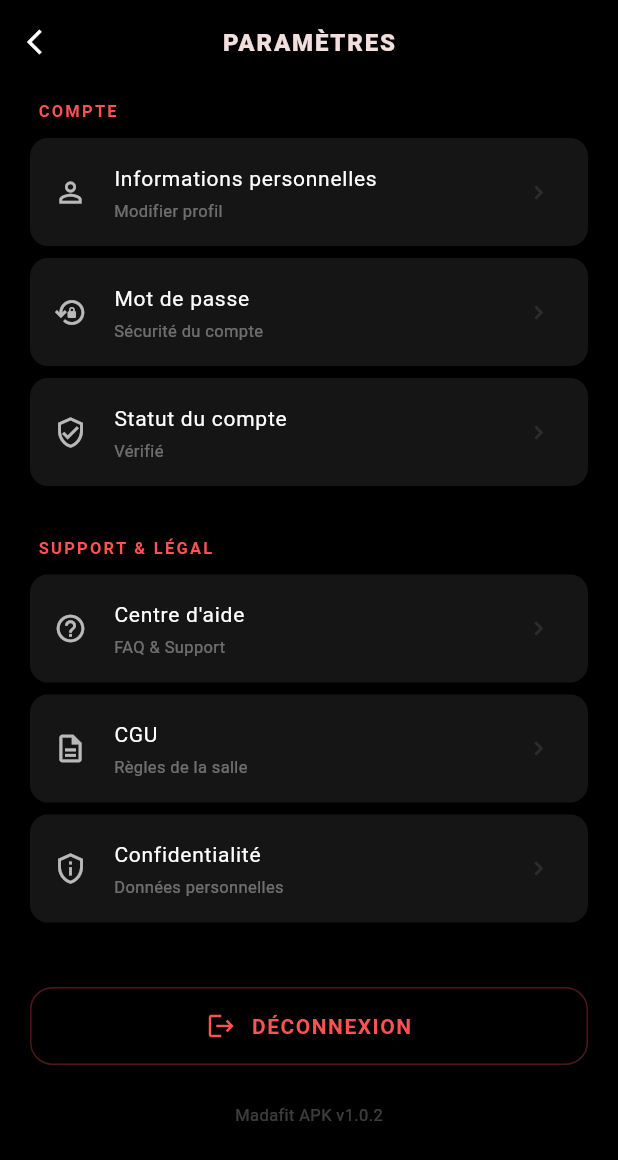
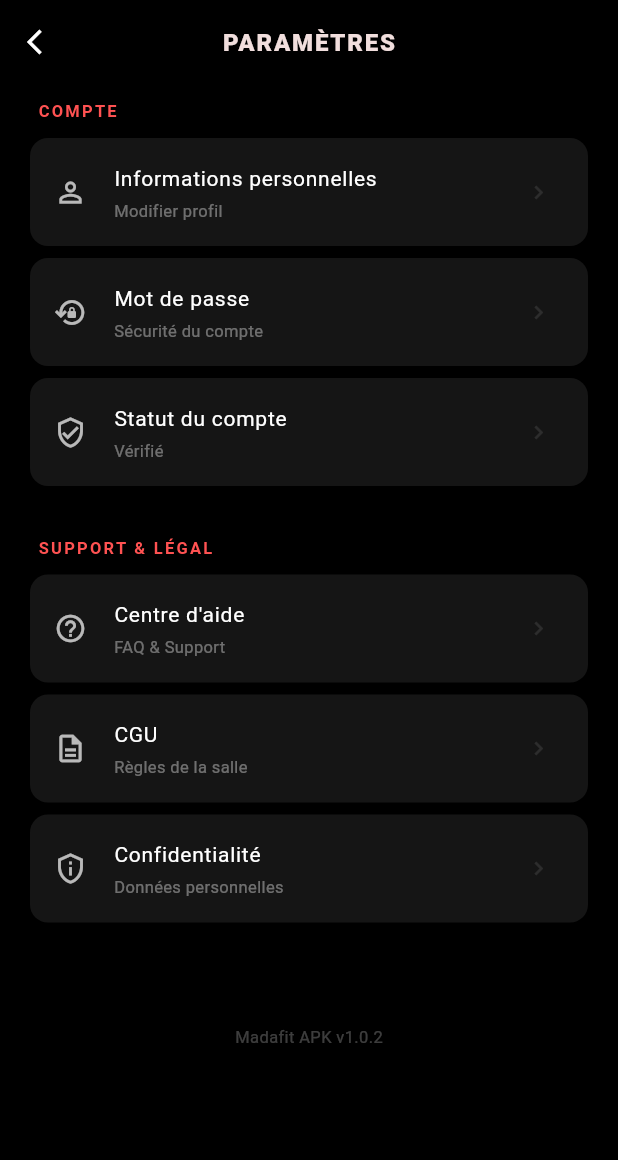
Before and after one commit to Tahian0611/MadaFit, a Flutter app: the SettingsPage screen opened directly with empty values, on a phone screen of 412 x 824 dp. Shown: the top 1160 px of the screen. Run offline on Flutter 3.47's test engine with Material 3 defaults, Android fonts, the phone set to English and light mode, and no system bars; our stand-ins replace qr_flutter; accounts and stored records are empty; network calls fail.

Commit message:
remove the logout in settings

```diff
--- a/apk_madafit/lib/Accueil.dart
+++ b/apk_madafit/lib/Accueil.dart
@@ -41,7 +41,7 @@ class _HomeScreenState extends State<HomeScreen> {
         token: widget.userData?['token'] ?? '',
         userId: int.tryParse(widget.userData?['id']?.toString() ?? ''),
       ),
-      ProfilePage(token: widget.userData?['token'] ?? ''),
+      ProfilePage(token: widget.userData?['token'] ?? '', onLogout: widget.onLogout,),
       NotificationPage(token: widget.userData?['token']),
     ];
   }
--- a/apk_madafit/lib/Password.dart
+++ b/apk_madafit/lib/Password.dart
@@ -91,7 +91,7 @@ class _PasswordPageState extends State<PasswordPage> {
         // Success
         ScaffoldMessenger.of(context).showSnackBar(
           const SnackBar(
-            content: Text("✅ Mot de passe modifié avec succès !"),
+            content: Text(" Mot de passe modifié avec succès !"),
             backgroundColor: Colors.green,
             duration: Duration(seconds: 2),
           ),
--- a/apk_madafit/lib/Profile.dart
+++ b/apk_madafit/lib/Profile.dart
@@ -6,9 +6,10 @@ import 'QRCode.dart';
 import 'Payement.dart';
 
 class ProfilePage extends StatefulWidget {
+  final VoidCallback? onLogout;
   final String token;
 
-  const ProfilePage({super.key, required this.token});
+  const ProfilePage({super.key, required this.token, this.onLogout});
 
   @override
   State<ProfilePage> createState() => _ProfilePageState();
--- a/apk_madafit/lib/Settings.dart
+++ b/apk_madafit/lib/Settings.dart
@@ -1,7 +1,7 @@
 // ignore: file_names
 import 'package:flutter/material.dart';
 
-// --- IMPORTS DES PAGES (Vérifie que les noms de fichiers correspondent exactement) ---
+// --- IMPORTS DES PAGES ---
 import 'EditProfile.dart';
 import 'Password.dart';
 import 'AccountStatut.dart';
@@ -12,7 +12,12 @@ import 'Confidentiality.dart';
 class SettingsPage extends StatefulWidget {
   final String token;
   final Map<String, dynamic>? userData;
-  const SettingsPage({super.key, required this.token, this.userData});
+
+  const SettingsPage({
+    super.key,
+    required this.token,
+    this.userData,
+  });
 
   @override
   State<SettingsPage> createState() => _SettingsPageState();
@@ -106,27 +111,7 @@ class _SettingsPageState extends State<SettingsPage> {
 
           const SizedBox(height: 35),
 
-          // --- BOUTON DÉCONNEXION ---
-          InkWell(
-            onTap: () => _showLogoutDialog(context),
-            borderRadius: BorderRadius.circular(15),
-            child: Container(
-              padding: const EdgeInsets.symmetric(vertical: 15),
-              decoration: BoxDecoration(
-                border: Border.all(color: Colors.redAccent.withOpacity(0.3)),
-                borderRadius: BorderRadius.circular(15),
-              ),
-              child: const Row(
-                mainAxisAlignment: MainAxisAlignment.center,
-                children: [
-                  Icon(Icons.logout, color: Colors.redAccent, size: 20),
-                  SizedBox(width: 10),
-                  Text("DÉCONNEXION",
-                      style: TextStyle(color: Colors.redAccent, fontWeight: FontWeight.bold, letterSpacing: 1)),
-                ],
-              ),
-            ),
-          ),
+          // --- NO LOGOUT BUTTON ANYMORE ---
 
           const SizedBox(height: 25),
           const Center(
@@ -139,7 +124,7 @@ class _SettingsPageState extends State<SettingsPage> {
     );
   }
 
-  // --- LOGIQUE DE NAVIGATION (Zoom + Fade) ---
+  // --- LOGIQUE DE NAVIGATION ---
   void _navigateTo(BuildContext context, Widget page) {
     Navigator.push(
       context,
@@ -156,22 +141,7 @@ class _SettingsPageState extends State<SettingsPage> {
     );
   }
 
-  void _showLogoutDialog(BuildContext context) {
-    showDialog(
-      context: context,
-      builder: (context) => AlertDialog(
-        backgroundColor: const Color(0xFF1A1A1A),
-        title: const Text("Déconnexion", style: TextStyle(color: Colors.white)),
-        content: const Text("Voulez-vous vraiment quitter Madafit ?", style: TextStyle(color: Colors.white70)),
-        actions: [
-          TextButton(onPressed: () => Navigator.pop(context), child: const Text("Annuler", style: TextStyle(color: Colors.grey))),
-          TextButton(onPressed: () => Navigator.pop(context), child: const Text("Confirmer", style: TextStyle(color: Colors.redAccent))),
-        ],
-      ),
-    );
-  }
-
-  // --- WIDGETS DE DESIGN ---
+  // --- WIDGETS UI ---
   Widget _buildSectionTitle(String title) {
     return Padding(
       padding: const EdgeInsets.only(left: 5, bottom: 10),
```
